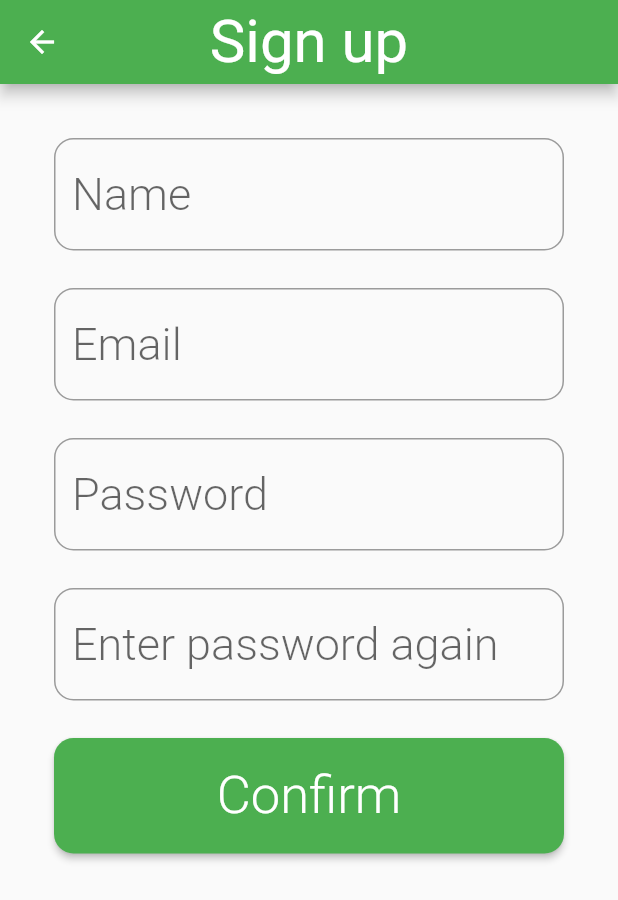
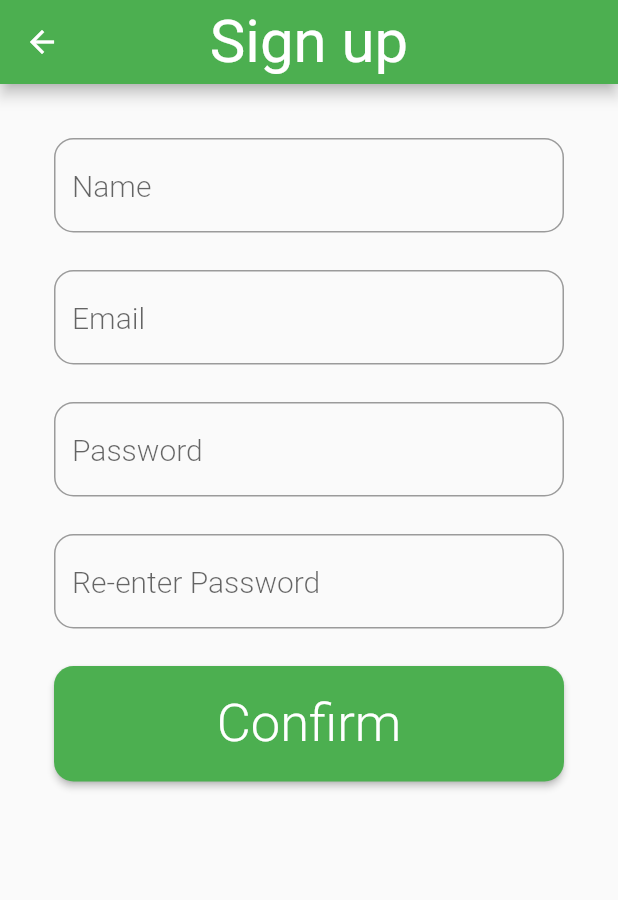
Before and after one commit to rabaraaaron/Gradebook, a Flutter app: the SignUpPage screen opened by its route, on a phone screen of 412 x 824 dp. Shown: the top 900 px of the screen. Run offline on Flutter 3.47's test engine with Material 2 defaults, Android fonts, the phone set to English and light mode, and no system bars; our stand-ins replace cloud_firestore, firebase_auth, firebase_core, flushbar, flutter_slidable, flutter_spinkit and 1 more; accounts and stored records are empty; Roboto replaces fonts that are missing (TextStyle).

Commit message:
Changed size of textfields in login and signup pages. Also added FocusNode functionality to the login and Signup Pages

```diff
--- a/gradebook/lib/pages/SignUpPage.dart
+++ b/gradebook/lib/pages/SignUpPage.dart
@@ -16,19 +16,27 @@ class _SignUpPageState extends State<SignUpPage> {
   String name = '';
   String error = '';
 
-
-
   final AuthService _auth = AuthService();
   final _formKey = GlobalKey<FormState>();
   bool loading = false;
 
+  final FocusScopeNode focusScopeNode = FocusScopeNode();
+
+
+  void handleSubmitted(){
+    focusScopeNode.nextFocus();
+  }
 
   @override
   Widget build(BuildContext context) {
 
-    final nameField = TextFormField(
+    final FocusScope focusScope = FocusScope(
+      node: focusScopeNode,
+      child: Column(
+        children: [
+          TextFormField(
             obscureText: false,
-      style: Theme.of(context).textTheme.headline4,
+            style: Theme.of(context).textTheme.headline5,
             decoration: InputDecoration(
                 hintText: "Name",
                 border: OutlineInputBorder(borderRadius: BorderRadius.circular(13.0))),
@@ -36,11 +44,12 @@ class _SignUpPageState extends State<SignUpPage> {
                 ValidatorService().validateName(val),
             onChanged: (val) =>
                 setState(() => name = val),
-    );
-
-    final emailField = TextFormField(
+            onEditingComplete: handleSubmitted,
+          ),
+          SizedBox(height: 25.0),
+          TextFormField(
             obscureText: false,
-      style: Theme.of(context).textTheme.headline4,
+            style: Theme.of(context).textTheme.headline5,
             decoration: InputDecoration(
                 hintText: "Email",
                 border: OutlineInputBorder(borderRadius: BorderRadius.circular(13.0))),
@@ -48,10 +57,12 @@ class _SignUpPageState extends State<SignUpPage> {
                 ValidatorService().validateEmail(val),
             onChanged: (val) =>
                 setState(() => email = val),
-    );
-    final passwordField = TextFormField(
+            onEditingComplete: handleSubmitted,
+          ),
+          SizedBox(height: 25.0),
+          TextFormField(
             obscureText: true,
-      style: Theme.of(context).textTheme.headline4,
+            style: Theme.of(context).textTheme.headline5,
             decoration: InputDecoration(
                 hintText: "Password",
                 border:
@@ -60,16 +71,22 @@ class _SignUpPageState extends State<SignUpPage> {
                 ValidatorService().validatePassword(val),
             onChanged: (val) =>
                 setState(() => password = val),
-
-    );
-    final renterPasswordField = TextField(
+            onEditingComplete: handleSubmitted,
+          ),
+          SizedBox(height: 25.0),
+          TextField(
             obscureText: true,
-      style: Theme.of(context).textTheme.headline4,
+            style: Theme.of(context).textTheme.headline5,
             decoration: InputDecoration(
-          hintText: "Enter password again",
+                hintText: "Re-enter Password",
                 border:
                 OutlineInputBorder(borderRadius: BorderRadius.circular(13.0))),
+          ),
+          SizedBox(height: 25.0),
+        ],
+      ),
     );
+
     final registerBtn =
     RaisedButton(
       child: Center(
@@ -115,14 +132,7 @@ class _SignUpPageState extends State<SignUpPage> {
                   crossAxisAlignment: CrossAxisAlignment.center,
                   mainAxisAlignment: MainAxisAlignment.center,
                   children: <Widget>[
-                    nameField,
-                    SizedBox(height: 25.0),
-                    emailField,
-                    SizedBox(height: 25.0),
-                    passwordField,
-                    SizedBox(height: 25.0,),
-                    renterPasswordField,
-                    SizedBox(height: 25.0,),
+                    focusScope,
                     registerBtn,
 
                   ],
--- a/gradebook/lib/utils/AppTheme.dart
+++ b/gradebook/lib/utils/AppTheme.dart
@@ -73,6 +73,12 @@ class AppTextTheme{
           fontSize: 20.0,
           color: AppTheme.bodyText,
           fontWeight: FontWeight.w300),
+      headline6: TextStyle(
+          fontSize: 25.0,
+        color: AppTheme.bodyText,
+        fontWeight: FontWeight.w300
+      ),
+
 
     );
   }
```
Also changed, not shown: gradebook/lib/pages/LoginPage.dart (+27 -13 lines). Lines whose indentation alone changed are shown as unchanged.
